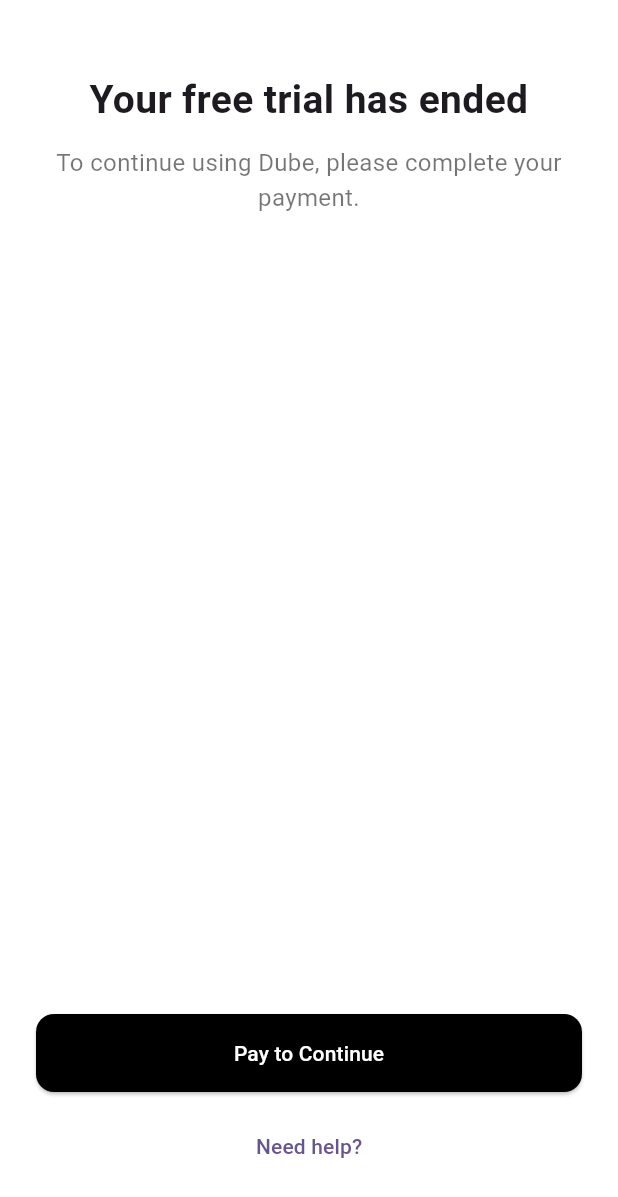
After one commit to BetselotB/Dube, a Flutter app: the PaywallPage screen opened directly, on a phone screen of 412 x 824 dp. The commit adds this screen. Shown: the top 1197 px of the screen. Run offline on Flutter 3.47's test engine with Material 3 defaults, Android fonts, the phone set to English and light mode, and no system bars; our stand-ins replace cloud_firestore, connectivity_plus, firebase_auth, firebase_core, google_sign_in, share_plus and 2 more; accounts and stored records are empty; network calls fail.

Commit message:
payment verification

```diff
--- /dev/null
+++ b/lib/pages/paywall/paywall_page.dart
@@ -0,0 +1,58 @@
+import 'package:flutter/material.dart';
+
+class PaywallPage extends StatelessWidget {
+  const PaywallPage({super.key});
+
+  @override
+  Widget build(BuildContext context) {
+    return Scaffold(
+      backgroundColor: Colors.white,
+      body: SafeArea(
+        child: Padding(
+          padding: const EdgeInsets.all(24),
+          child: Column(
+            crossAxisAlignment: CrossAxisAlignment.stretch,
+            children: [
+              const SizedBox(height: 24),
+              const Text(
+                'Your free trial has ended',
+                style: TextStyle(fontSize: 26, fontWeight: FontWeight.bold),
+                textAlign: TextAlign.center,
+              ),
+              const SizedBox(height: 12),
+              const Text(
+                'To continue using Dube, please complete your payment.',
+                style: TextStyle(fontSize: 16, color: Colors.black54),
+                textAlign: TextAlign.center,
+              ),
+              const Spacer(),
+              // Placeholder CTA. Payment flow will be added later.
+              ElevatedButton(
+                onPressed: () {
+                  // Navigate to payment flow in future iteration
+                },
+                style: ElevatedButton.styleFrom(
+                  backgroundColor: Colors.black,
+                  foregroundColor: Colors.white,
+                  padding: const EdgeInsets.symmetric(vertical: 16),
+                  shape: RoundedRectangleBorder(
+                    borderRadius: BorderRadius.circular(12),
+                  ),
+                ),
+                child: const Text('Pay to Continue'),
+              ),
+              const SizedBox(height: 12),
+              TextButton(
+                onPressed: () {
+                  // Maybe open FAQ/support later
+                },
+                child: const Text('Need help?'),
+              ),
+              const SizedBox(height: 12),
+            ],
+          ),
+        ),
+      ),
+    );
+  }
+}
```
Also changed, not shown: lib/main.dart (+15 -5 lines), lib/pages/auth/auth.dart (+62 -29 lines), lib/pages/homepage/homepage.dart (+31 -9 lines), lib/services/trial_service.dart (added, +134 -0 lines).
